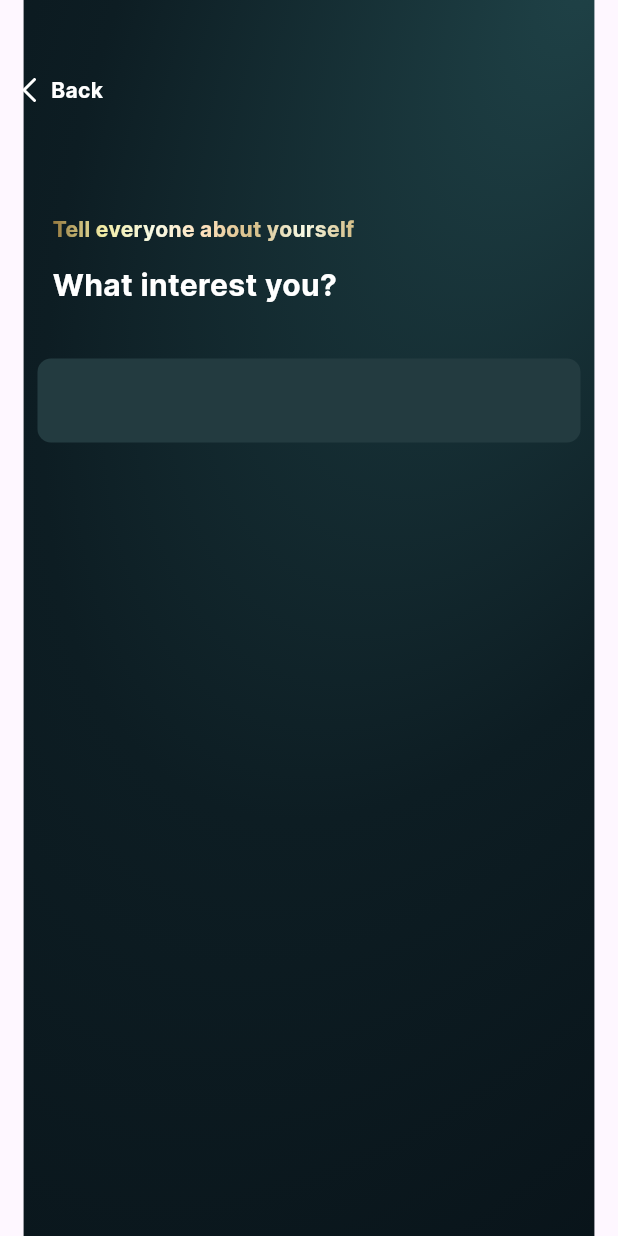
After one commit to 3bdsyd/YouApp, a Flutter app: the InterestScreen screen opened by its route, on a phone screen of 412 x 824 dp. The commit adds this screen. Run offline on Flutter 3.47's test engine with Material 3 defaults, Android fonts, the phone set to English and light mode, and no system bars; our stand-ins replace auto_route, bloc, dartz, dio, flutter_bloc, flutter_svg and 2 more; accounts and stored records are empty.

Commit message:
Finish all design

```diff
--- a/lib/core/router/app_router.dart
+++ b/lib/core/router/app_router.dart
@@ -9,5 +9,6 @@ class AppRouter extends $AppRouter {
         AutoRoute(page: LoginRoute.page),
         AutoRoute(page: RegisterRoute.page),
         AutoRoute(page: ProfileRoute.page, initial: true),
+        AutoRoute(page: InterestRoute.page),
       ];
 }
--- a/lib/core/styles/text_styles.dart
+++ b/lib/core/styles/text_styles.dart
@@ -23,6 +23,11 @@ class TextStyles {
     fontWeight: FontWeight.w700,
     color: ColorName.white,
   );
+  static const TextStyle style20 = TextStyle(
+    fontSize: 20,
+    fontWeight: FontWeight.w700,
+    color: ColorName.white,
+  );
   static const TextStyle style24 = TextStyle(
     fontSize: 24,
     fontWeight: FontWeight.w700,
--- /dev/null
+++ b/lib/features/profile/presentation/view/screens/interest.dart
@@ -0,0 +1,22 @@
+import 'package:auto_route/auto_route.dart';
+import 'package:flutter/material.dart';
+import 'package:you_app/core/styles/text_styles.dart';
+import 'package:you_app/features/profile/presentation/view/widgets/interest_body.dart';
+import 'package:you_app/shared/widgets/custom_image_background.dart';
+
+@RoutePage()
+class InterestScreen extends StatelessWidget {
+  const InterestScreen({super.key});
+
+  @override
+  Widget build(BuildContext context) {
+    return Scaffold(
+      body: Container(
+        width: double.infinity,
+        height: double.infinity,
+        decoration: boxDecoration(),
+        child: const InterestBodyWidget(),
+      ),
+    );
+  }
+}
--- /dev/null
+++ b/lib/features/profile/presentation/view/widgets/interest_body.dart
@@ -0,0 +1,35 @@
+import 'package:flutter/material.dart';
+import 'package:you_app/features/profile/presentation/view/widgets/interest_title.dart';
+import 'package:you_app/shared/widgets/custom_app_bar.dart';
+import 'package:you_app/shared/widgets/custom_form_field.dart';
+
+class InterestBodyWidget extends StatelessWidget {
+  const InterestBodyWidget({super.key});
+
+  @override
+  Widget build(BuildContext context) {
+    return SingleChildScrollView(
+      child: Column(
+        crossAxisAlignment: CrossAxisAlignment.start,
+        children: [
+          const SizedBox(height: 50),
+          const CustomAppBarWidget(),
+          const SizedBox(height: 73),
+          const Padding(
+            padding: EdgeInsets.symmetric(horizontal: 35),
+            child: InterestTitleWidget(),
+          ),
+          const SizedBox(height: 35),
+          Padding(
+            padding: const EdgeInsets.symmetric(horizontal: 25),
+            child: CustomFormFieldWidget(
+              controller: TextEditingController(),
+              validator: (value) {},
+              hintText: '',
+            ),
+          ),
+        ],
+      ),
+    );
+  }
+}
--- /dev/null
+++ b/lib/features/profile/presentation/view/widgets/interest_title.dart
@@ -0,0 +1,25 @@
+import 'package:flutter/material.dart';
+import 'package:you_app/core/styles/text_styles.dart';
+import 'package:you_app/shared/widgets/cutom_gradient_text.dart';
+
+class InterestTitleWidget extends StatelessWidget {
+  const InterestTitleWidget({super.key});
+
+  @override
+  Widget build(BuildContext context) {
+    return const Column(
+      crossAxisAlignment: CrossAxisAlignment.start,
+      children: [
+        CustomGradientTextWidget(
+          text: 'Tell everyone about yourself',
+          style: TextStyles.style14,
+        ),
+        SizedBox(height: 12),
+        Text(
+          'What interest you?',
+          style: TextStyles.style20,
+        ),
+      ],
+    );
+  }
+}
--- a/lib/features/profile/presentation/view/widgets/profile_about_forms.dart
+++ b/lib/features/profile/presentation/view/widgets/profile_about_forms.dart
@@ -15,6 +15,7 @@ class ProfileAboutFormsWidget extends StatelessWidget {
         ProfileCustomRowFormWidget(
           label: 'Display name:',
           hintText: 'Enter name',
+          textInputType: TextInputType.name,
         ),
         SizedBox(height: 12),
         ProfileRowDropdownWidget(),
@@ -22,26 +23,31 @@ class ProfileAboutFormsWidget extends StatelessWidget {
         ProfileCustomRowFormWidget(
           label: 'Birthday:',
           hintText: 'DD MM YYYY',
+          textInputType: TextInputType.number,
         ),
         SizedBox(height: 12),
         ProfileCustomRowFormWidget(
           label: 'Horoscope:',
           hintText: '--',
+          isReadOnly: true,
         ),
         SizedBox(height: 12),
         ProfileCustomRowFormWidget(
           label: 'Zodiac:',
           hintText: '--',
+          isReadOnly: true,
         ),
         SizedBox(height: 12),
         ProfileCustomRowFormWidget(
           label: 'Height:',
           hintText: 'Add height',
+          textInputType: TextInputType.number,
         ),
         SizedBox(height: 12),
         ProfileCustomRowFormWidget(
           label: 'Weight:',
           hintText: 'Add weight',
+          textInputType: TextInputType.number,
         ),
       ],
     );
--- a/lib/features/profile/presentation/view/widgets/profile_edit_about_card.dart
+++ b/lib/features/profile/presentation/view/widgets/profile_edit_about_card.dart
@@ -1,5 +1,4 @@
 import 'package:flutter/material.dart';
-import 'package:you_app/core/gen/assets.gen.dart';
 import 'package:you_app/core/gen/colors.gen.dart';
 import 'package:you_app/core/styles/text_styles.dart';
 import 'package:you_app/features/profile/presentation/view/widgets/profile_about_forms.dart';
--- a/lib/shared/widgets/custom_app_bar.dart
+++ b/lib/shared/widgets/custom_app_bar.dart
@@ -18,7 +18,6 @@ class CustomAppBarWidget extends StatelessWidget {
       padding: const EdgeInsets.symmetric(horizontal: 14),
       child: Row(
         children: [
-          const SizedBox(height: 70),
           Assets.icons.back.svg(),
           const SizedBox(width: 10),
           InkWell(
--- a/lib/shared/widgets/custom_form_field.dart
+++ b/lib/shared/widgets/custom_form_field.dart
@@ -9,14 +9,14 @@ class CustomFormFieldWidget extends StatelessWidget {
   final TextInputType? textInputType;
   final Widget? suffixIcon;
   final bool? obscureText;
+
   final String hintText;
-
   const CustomFormFieldWidget({
     super.key,
     this.suffixIcon,
+    this.obscureText,
     this.textInputType,
     this.autofillHints,
-    this.obscureText,
     required this.controller,
     required this.validator,
     required this.hintText,
@@ -36,7 +36,7 @@ class CustomFormFieldWidget extends StatelessWidget {
       decoration: InputDecoration(
         suffixIcon: Padding(
           padding: const EdgeInsets.only(right: 18),
-          child: GestureDetector( child: suffixIcon),
+          child: GestureDetector(child: suffixIcon),
         ),
         suffixIconConstraints: const BoxConstraints(
           minHeight: 17,
--- /dev/null
+++ b/lib/shared/widgets/custom_image_background.dart
@@ -0,0 +1,14 @@
+import 'package:flutter/material.dart';
+import 'package:flutter_svg_provider/flutter_svg_provider.dart';
+import 'package:you_app/core/gen/assets.gen.dart';
+
+BoxDecoration boxDecoration() => BoxDecoration(
+      image: DecorationImage(
+        fit: BoxFit.fill,
+        image: Image(
+          image: Svg(
+            Assets.images.background.path,
+          ),
+        ).image,
+      ),
+    );
--- /dev/null
+++ b/lib/shared/widgets/cutom_gradient_text.dart
@@ -0,0 +1,31 @@
+import 'package:flutter/material.dart';
+
+class CustomGradientTextWidget extends StatelessWidget {
+  final TextStyle? style;
+  final String text;
+
+  const CustomGradientTextWidget({
+    super.key,
+    this.style,
+    required this.text,
+  });
+
+  @override
+  Widget build(BuildContext context) {
+    return ShaderMask(
+      blendMode: BlendMode.srcIn,
+      shaderCallback: (bounds) => const LinearGradient(colors: [
+        Color(0xff94783E),
+        Color(0xffF3EDA6),
+        Color(0xffF8FAE5),
+        Color(0xffFFE2BE),
+        Color(0xffD5BE88),
+        Color(0xffF8FAE5),
+        Color(0xffD5BE88),
+      ]).createShader(
+        Rect.fromLTWH(0, 0, bounds.width, bounds.height),
+      ),
+      child: Text(text, style: style),
+    );
+  }
+}
```
Also changed, not shown: lib/features/profile/presentation/view/widgets/profile_about_complete.dart (added, +57 -0 lines), lib/features/profile/presentation/view/widgets/profile_about_item_complete.dart (added, +33 -0 lines), lib/features/profile/presentation/view/widgets/profile_body.dart (+14 -11 lines), lib/features/profile/presentation/view/widgets/profile_custom_form.dart (+10 -3 lines), lib/features/profile/presentation/view/widgets/profile_custom_row_form.dart (+9 -2 lines), lib/features/profile/presentation/view/widgets/profile_interest_complete.dart (added, +40 -0 lines), lib/features/profile/presentation/view/widgets/profile_interset_complete_items.dart (added, +35 -0 lines), lib/core/router/app_router.gr.dart.
